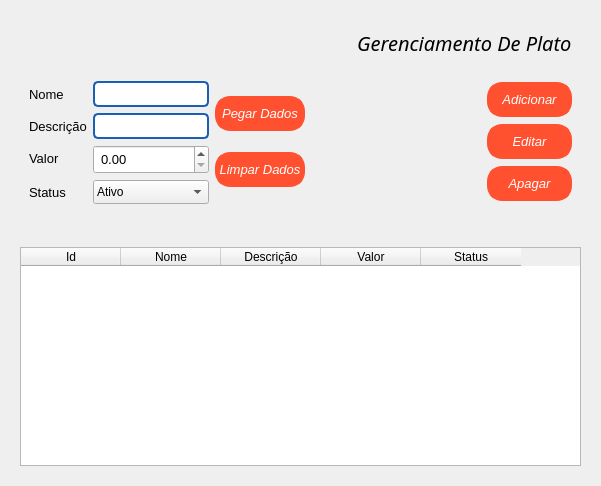
The window that view/components/Dish.ui (Wth10/System-Programmer) describes before a commit, drawn with Qt 5.
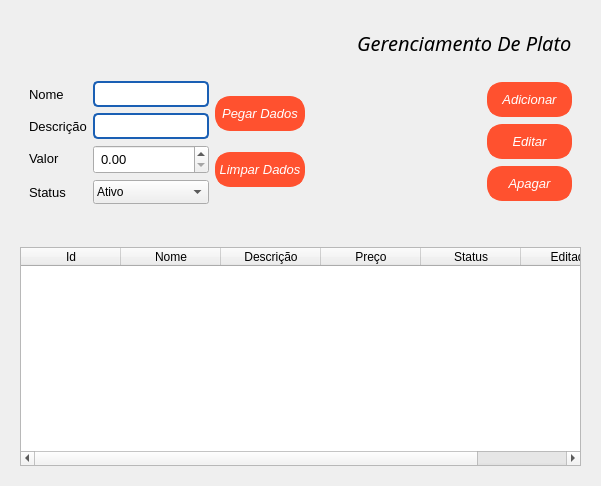
The same window after the commit. Icons and pictures are not drawn.

Patch:
```diff
--- a/view/components/Dish.ui
+++ b/view/components/Dish.ui
@@ -486,7 +486,7 @@
         </column>
         <column>
          <property name="text">
-          <string>Valor</string>
+          <string>Preço</string>
          </property>
         </column>
         <column>
@@ -494,6 +494,11 @@
           <string>Status</string>
          </property>
         </column>
+        <column>
+         <property name="text">
+          <string>Editado</string>
+         </property>
+        </column>
        </widget>
       </item>
      </layout>
```
